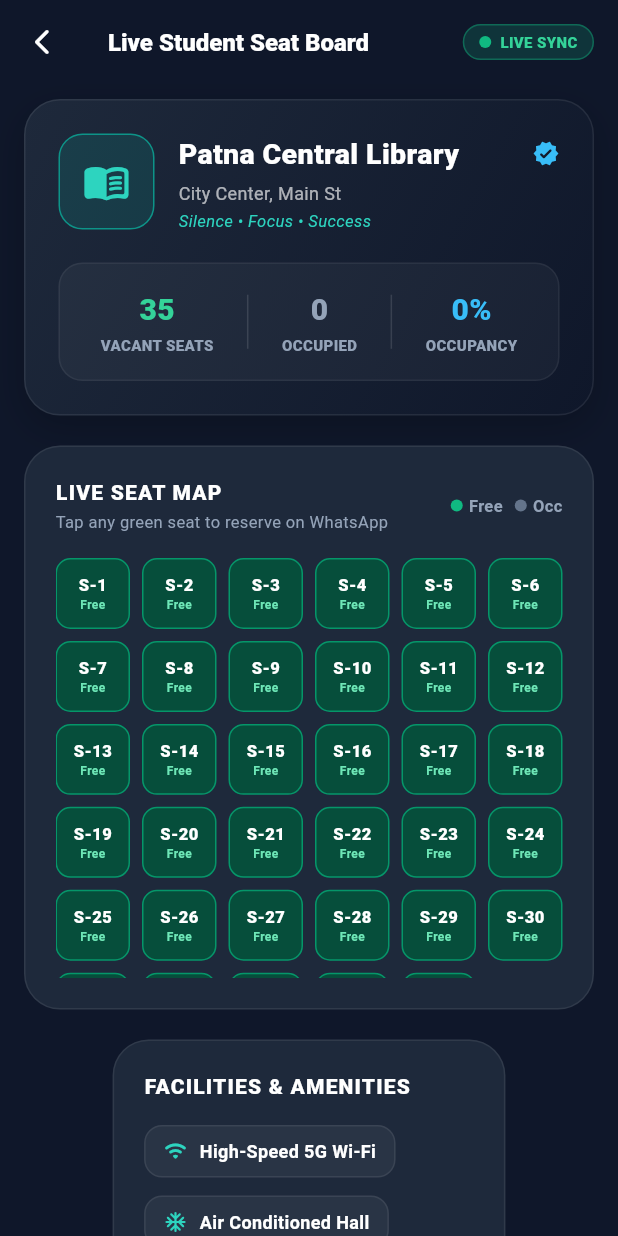
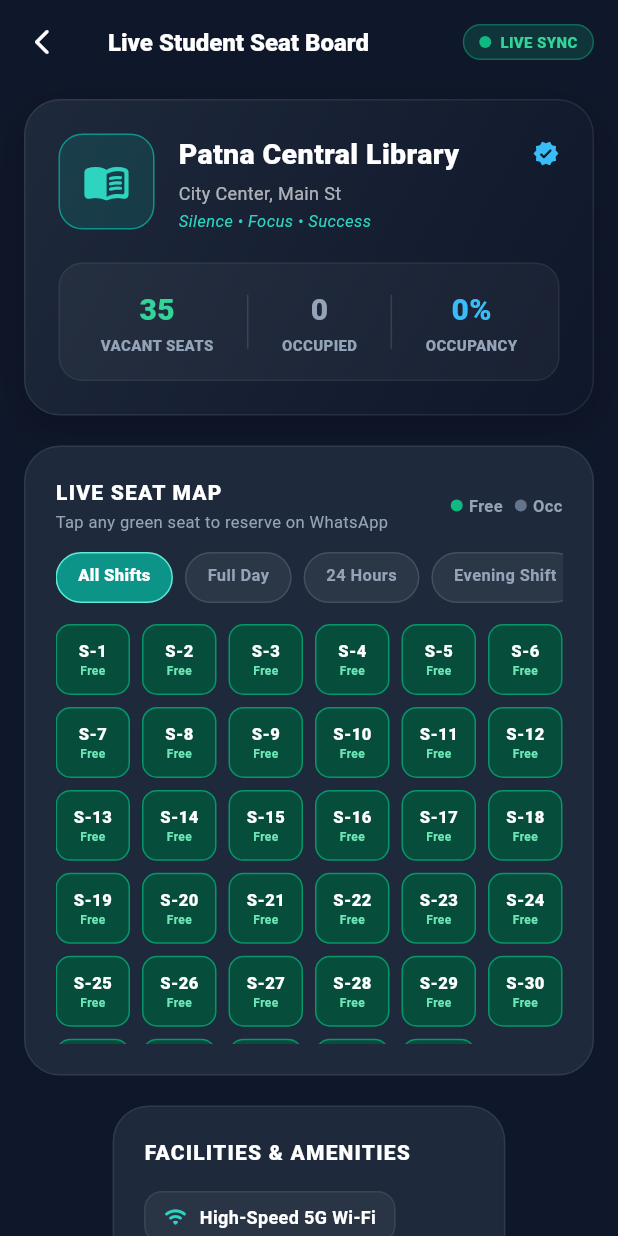
Before and after one commit to UDAYPSY/Library-app, a Flutter app: the StudentLivePortalScreen screen opened by its route, on a phone screen of 412 x 824 dp. Run offline on Flutter 3.47's test engine with Material 3 defaults, Android fonts, the phone set to English and light mode, and no system bars; our stand-ins replace cloud_firestore, firebase_auth, firebase_core, firebase_crashlytics, image_picker, qr_flutter and 1 more; missing offline and left inert: dart:html, firebase_app_check; accounts and stored records are empty.

Commit message:
fix: reflect student shift changes across Seats tab and synchronize Live Seat Map with real-time shift filters

```diff
--- a/lib/screens/tools/student_live_portal_screen.dart
+++ b/lib/screens/tools/student_live_portal_screen.dart
@@ -55,13 +55,27 @@ class _StudentLivePortalScreenState extends State<StudentLivePortalScreen> {
 
   @override
   Widget build(BuildContext context) {
+    return StreamBuilder<List<StudentInfo>>(
+      stream: _service.streamStudents(),
+      initialData: _service.currentStudents,
+      builder: (context, studentSnapshot) {
+        final students = studentSnapshot.data ?? _service.currentStudents;
         final profile = _service.profile;
         final totalSeats = _service.totalSeatsCount;
+        final allLibraryShifts = ['All Shifts', ..._service.shifts.map((s) => s.name).toSet()];
+
         int occupiedCount = 0;
         for (int i = 1; i <= totalSeats; i++) {
-      if (_service.isSeatOccupied(i)) occupiedCount++;
+          final seatOccupants = students.where((s) => s.seatNumber == i && s.status != 'INACTIVE').toList();
+          final bool isOcc;
+          if (_selectedShift == 'All Shifts') {
+            isOcc = seatOccupants.isNotEmpty;
+          } else {
+            isOcc = seatOccupants.any((s) => LibraryService.doShiftsConflict(s.shift, _selectedShift, allShifts: _service.shifts));
           }
-    final vacantCount = totalSeats - occupiedCount;
+          if (isOcc) occupiedCount++;
+        }
+        final vacantCount = (totalSeats - occupiedCount).clamp(0, totalSeats);
         final occupancyPercent = totalSeats > 0 ? ((occupiedCount / totalSeats) * 100).round() : 0;
 
     return Scaffold(
@@ -232,7 +246,50 @@ class _StudentLivePortalScreenState extends State<StudentLivePortalScreen> {
                       ),
                     ],
                   ),
-                  const SizedBox(height: 16),
+                  const SizedBox(height: 12),
+
+                  // Shift Filter Chips Row
+                  SizedBox(
+                    height: 34,
+                    child: ListView.separated(
+                      scrollDirection: Axis.horizontal,
+                      itemCount: allLibraryShifts.length,
+                      separatorBuilder: (_, __) => const SizedBox(width: 8),
+                      itemBuilder: (ctx, i) {
+                        final sh = allLibraryShifts[i];
+                        final isSel = _selectedShift == sh;
+                        return InkWell(
+                          onTap: () {
+                            setState(() {
+                              _selectedShift = sh;
+                              _selectedSeatForInquiry = null;
+                            });
+                          },
+                          borderRadius: BorderRadius.circular(20),
+                          child: AnimatedContainer(
+                            duration: const Duration(milliseconds: 150),
+                            padding: const EdgeInsets.symmetric(horizontal: 14, vertical: 6),
+                            decoration: BoxDecoration(
+                              color: isSel ? const Color(0xFF0D9488) : Colors.white.withOpacity(0.06),
+                              borderRadius: BorderRadius.circular(20),
+                              border: Border.all(
+                                color: isSel ? const Color(0xFF5EEAD4) : Colors.white12,
+                              ),
+                            ),
+                            child: Text(
+                              sh,
+                              style: TextStyle(
+                                fontSize: 11,
+                                fontWeight: isSel ? FontWeight.w900 : FontWeight.w600,
+                                color: isSel ? Colors.white : const Color(0xFF94A3B8),
+                              ),
+                            ),
+                          ),
+                        );
+                      },
+                    ),
+                  ),
+                  const SizedBox(height: 14),
 
                   // Visual Grid
                   ConstrainedBox(
@@ -248,7 +305,18 @@ class _StudentLivePortalScreenState extends State<StudentLivePortalScreen> {
                       itemCount: totalSeats,
                       itemBuilder: (ctx, idx) {
                         final seatNum = idx + 1;
-                        final isOcc = _service.isSeatOccupied(seatNum);
+                        final seatOccupants = students.where((s) => s.seatNumber == seatNum && s.status != 'INACTIVE').toList();
+                        final bool isOcc;
+                        final String occLabel;
+                        if (_selectedShift == 'All Shifts') {
+                          isOcc = seatOccupants.isNotEmpty;
+                          occLabel = seatOccupants.isNotEmpty
+                              ? seatOccupants.map((s) => s.shift.split(' ').first).join('/')
+                              : 'Free';
+                        } else {
+                          isOcc = seatOccupants.any((s) => LibraryService.doShiftsConflict(s.shift, _selectedShift, allShifts: _service.shifts));
+                          occLabel = isOcc ? 'Booked' : 'Free';
+                        }
                         final isSelected = _selectedSeatForInquiry == seatNum;
 
                         return InkWell(
@@ -257,6 +325,16 @@ class _StudentLivePortalScreenState extends State<StudentLivePortalScreen> {
                               setState(() {
                                 _selectedSeatForInquiry = seatNum;
                               });
+                            } else {
+                              ScaffoldMessenger.of(context).hideCurrentSnackBar();
+                              ScaffoldMessenger.of(context).showSnackBar(
+                                SnackBar(
+                                  content: Text('Seat S-$seatNum is already occupied for ${_selectedShift == "All Shifts" ? seatOccupants.map((s) => s.shift).join(", ") : _selectedShift}.'),
+                                  backgroundColor: const Color(0xFFE11D48),
+                                  behavior: SnackBarBehavior.floating,
+                                  duration: const Duration(seconds: 2),
+                                ),
+                              );
                             }
                           },
                           borderRadius: BorderRadius.circular(10),
@@ -290,12 +368,13 @@ class _StudentLivePortalScreenState extends State<StudentLivePortalScreen> {
                                     ),
                                   ),
                                   Text(
-                                    isOcc ? 'Occ' : (isSelected ? 'Selected' : 'Free'),
+                                    isOcc ? occLabel : (isSelected ? 'Selected' : 'Free'),
                                     style: TextStyle(
                                       fontSize: 8,
                                       fontWeight: FontWeight.w700,
                                       color: isOcc ? const Color(0xFF475569) : const Color(0xFF6EE7B7),
                                     ),
+                                    overflow: TextOverflow.ellipsis,
                                   ),
                                 ],
                               ),
@@ -463,6 +542,8 @@ class _StudentLivePortalScreenState extends State<StudentLivePortalScreen> {
         ),
       ),
     );
+      },
+    );
   }
 
   Widget _fallbackLogo(LibraryProfile profile) {
```
Also changed, not shown: lib/screens/seats/seats_screen.dart (+8 -2 lines), lib/services/library_service.dart (+100 -1 lines). Lines whose indentation alone changed are shown as unchanged.
